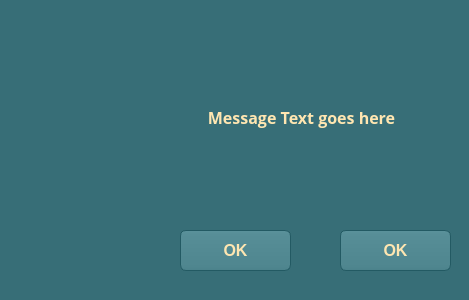
Above: WorldEngine/worldengine/dialog.ui from Shando/WorldEngine_UI before the change. Below: the same form after it.
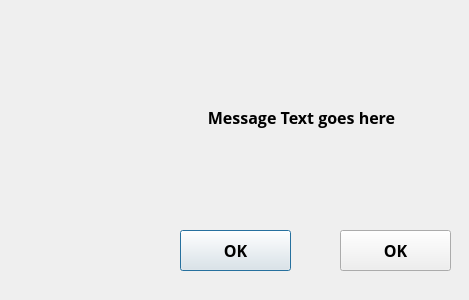
That is the form after the change. Icons and pictures are not drawn.

```diff
--- a/WorldEngine/worldengine/dialog.ui
+++ b/WorldEngine/worldengine/dialog.ui
@@ -13,6 +13,12 @@
     <height>300</height>
    </rect>
   </property>
+  <property name="font">
+   <font>
+    <family>Open Sans</family>
+    <pointsize>12</pointsize>
+   </font>
+  </property>
   <property name="windowTitle">
    <string>Worldengine Dialog</string>
   </property>
@@ -21,473 +27,7 @@
     <normaloff>Images/icon.png</normaloff>Images/icon.png</iconset>
   </property>
   <property name="styleSheet">
-   <string notr="true">QToolTip
-{
-     border: 1px solid black;
-     background-color: #FF9930;
-     padding: 1px;
-     border-radius: 3px;
-     opacity: 100;
-}
-
-QWidget
-{
-    color: #FFE6B1;
-    background-color: #376E77;
-}
-
-QLabel
-{
-    background-color: transparent;
-}
-
-QWidget:item:hover
-{
-    background-color: QLinearGradient( x1: 0, y1: 0, x2: 0, y2: 1, stop: 0 #FF9930, stop: 1 #942610);
-    color: #000000;
-}
-
-QWidget:item:selected
-{
-    background-color: QLinearGradient( x1: 0, y1: 0, x2: 0, y2: 1, stop: 0 #FF9930, stop: 1 #452102);
-}
-
-QMenuBar::item
-{
-    background: transparent;
-}
-
-QMenuBar::item:selected
-{
-    background: transparent;
-    border: 1px solid #FFE6B1;
-}
-
-QMenuBar::item:pressed
-{
-    background: #498089;
-    border: 1px solid #000;
-    background-color: QLinearGradient(
-        x1:0, y1:0,
-        x2:0, y2:1,
-        stop:1 #265D66,
-        stop:0.4 #397079/*,
-        stop:0.2 #397079,
-        stop:0.1 #FFE6B1*/
-    );
-    margin-bottom:-1px;
-    padding-bottom:1px;
-}
-
-QMenu
-{
-    border: 1px solid #000;
-}
-
-QMenu::item
-{
-    padding: 2px 20px 2px 20px;
-}
-
-QMenu::item:selected
-{
-    color: #000000;
-}
-
-QWidget:disabled
-{
-    color: #457C85;
-    background-color: #376E77;
-}
-
-QAbstractItemView
-{
-    background-color: QLinearGradient( x1: 0, y1: 0, x2: 0, y2: 1, stop: 0 #528992, stop: 0.1 #689FA8, stop: 1 #6299A2);
-}
-
-QWidget:focus
-{
-    /*border: 2px solid QLinearGradient( x1: 0, y1: 0, x2: 0, y2: 1, stop: 0 #FF9930, stop: 1 #452102);*/
-}
-
-QLineEdit
-{
-    background-color: QLinearGradient( x1: 0, y1: 0, x2: 0, y2: 1, stop: 0 #528992, stop: 0 #689FA8, stop: 1 #6299A2);
-    padding: 1px;
-    border-style: solid;
-    border: 1px solid #235A63;
-    border-radius: 5;
-}
-
-QPushButton
-{
-    color: #FFE6B1;
-    background-color: QLinearGradient( x1: 0, y1: 0, x2: 0, y2: 1, stop: 0 #5B929B, stop: 0.1 #578E97, stop: 0.5 #538A93, stop: 0.9 #4F868F, stop: 1 #4B828B);
-    border-width: 1px;
-    border-color: #235A63;
-    border-style: solid;
-    border-radius: 6;
-    padding: 3px;
-    font-size: 16px;
-    font-weight: bold;
-    padding-left: 5px;
-    padding-right: 5px;
-}
-
-QPushButton:pressed
-{
-    background-color: QLinearGradient( x1: 0, y1: 0, x2: 0, y2: 1, stop: 0 #326972, stop: 0.1 #306770, stop: 0.5 #2E656E, stop: 0.9 #2D646D, stop: 1 #2A616A);
-}
-
-QComboBox
-{
-    selection-background-color: #FFE6B1;
-    background-color: QLinearGradient( x1: 0, y1: 0, x2: 0, y2: 1, stop: 0 #5B929B, stop: 0.1 #578E97, stop: 0.5 #538A93, stop: 0.9 #4F868F, stop: 1 #4B828B);
-    border-style: solid;
-    border: 1px solid #235A63;
-    border-radius: 5;
-}
-
-QComboBox:hover,QPushButton:hover
-{
-/*    border: 2px solid QLinearGradient( x1: 0, y1: 0, x2: 0, y2: 1, stop: 0 #FF9930, stop: 1 #452102);*/
-    background-color: QLinearGradient( x1: 0, y1: 0, x2: 0, y2: 1, stop: 0 #FF9930, stop: 1 #942610);
-}
-
-
-QComboBox:on
-{
-    padding-top: 3px;
-    padding-left: 4px;
-    background-color: QLinearGradient( x1: 0, y1: 0, x2: 0, y2: 1, stop: 0 #326972, stop: 0.1 #306770, stop: 0.5 #2E656E, stop: 0.9 #2D646D, stop: 1 #2A616A);
-    selection-background-color: #FFE6B1;
-}
-
-QComboBox QAbstractItemView
-{
-    border: 2px solid darkgray;
-    selection-background-color: QLinearGradient( x1: 0, y1: 0, x2: 0, y2: 1, stop: 0 #FF9930, stop: 1 #452102);
-}
-
-QComboBox::drop-down
-{
-     subcontrol-origin: padding;
-     subcontrol-position: top right;
-     width: 15px;
-
-     border-left-width: 0px;
-     border-left-color: darkgray;
-     border-left-style: solid; /* just a single line */
-     border-top-right-radius: 3px; /* same radius as the QComboBox */
-     border-bottom-right-radius: 3px;
- }
-
-QComboBox::down-arrow
-{
-     image: url(:/down_arrow.png);
-}
-
-QGroupBox:focus
-{
-border: 2px solid QLinearGradient( x1: 0, y1: 0, x2: 0, y2: 1, stop: 0 #FF9930, stop: 1 #452102);
-}
-
-QTextEdit:focus
-{
-    border: 2px solid QLinearGradient( x1: 0, y1: 0, x2: 0, y2: 1, stop: 0 #FF9930, stop: 1 #452102);
-}
-
-QScrollBar:horizontal {
-     border: 1px solid #275E67;
-     background: QLinearGradient( x1: 0, y1: 0, x2: 0, y2: 1, stop: 0.0 #174E57, stop: 0.2 #2D646D, stop: 1 #4D828D);
-     height: 7px;
-     margin: 0px 16px 0 16px;
-}
-
-QScrollBar::handle:horizontal
-{
-      background: QLinearGradient( x1: 0, y1: 0, x2: 1, y2: 0, stop: 0 #FF9930, stop: 0.5 #452102, stop: 1 #FF9930);
-      min-height: 20px;
-      border-radius: 2px;
-}
-
-QScrollBar::add-line:horizontal {
-      border: 1px solid #20575E;
-      border-radius: 2px;
-      background: QLinearGradient( x1: 0, y1: 0, x2: 1, y2: 0, stop: 0 #FF9930, stop: 1 #452102);
-      width: 14px;
-      subcontrol-position: right;
-      subcontrol-origin: margin;
-}
-
-QScrollBar::sub-line:horizontal {
-      border: 1px solid #20575E;
-      border-radius: 2px;
-      background: QLinearGradient( x1: 0, y1: 0, x2: 1, y2: 0, stop: 0 #FF9930, stop: 1 #452102);
-      width: 14px;
-     subcontrol-position: left;
-     subcontrol-origin: margin;
-}
-
-QScrollBar::right-arrow:horizontal, QScrollBar::left-arrow:horizontal
-{
-      border: 1px solid black;
-      width: 1px;
-      height: 1px;
-      background: white;
-}
-
-QScrollBar::add-page:horizontal, QScrollBar::sub-page:horizontal
-{
-      background: none;
-}
-
-QScrollBar:vertical
-{
-      background: QLinearGradient( x1: 0, y1: 0, x2: 1, y2: 0, stop: 0.0 #174E57, stop: 0.2 #2D646D, stop: 1 #4D828D);
-      width: 7px;
-      margin: 16px 0 16px 0;
-      border: 1px solid #275E67;
-}
-
-QScrollBar::handle:vertical
-{
-      background: QLinearGradient( x1: 0, y1: 0, x2: 0, y2: 1, stop: 0 #FF9930, stop: 0.5 #452102, stop: 1 #FF9930);
-      min-height: 20px;
-      border-radius: 2px;
-}
-
-QScrollBar::add-line:vertical
-{
-      border: 1px solid #20575E;
-      border-radius: 2px;
-      background: QLinearGradient( x1: 0, y1: 0, x2: 0, y2: 1, stop: 0 #FF9930, stop: 1 #452102);
-      height: 14px;
-      subcontrol-position: bottom;
-      subcontrol-origin: margin;
-}
-
-QScrollBar::sub-line:vertical
-{
-      border: 1px solid #20575E;
-      border-radius: 2px;
-      background: QLinearGradient( x1: 0, y1: 0, x2: 0, y2: 1, stop: 0 #452102, stop: 1 #FF9930);
-      height: 14px;
-      subcontrol-position: top;
-      subcontrol-origin: margin;
-}
-
-QScrollBar::up-arrow:vertical, QScrollBar::down-arrow:vertical
-{
-      border: 1px solid black;
-      width: 1px;
-      height: 1px;
-      background: white;
-}
-
-
-QScrollBar::add-page:vertical, QScrollBar::sub-page:vertical
-{
-      background: none;
-}
-
-QTextEdit
-{
-    background-color: #296069;
-}
-
-QPlainTextEdit
-{
-    background-color: #296069;
-}
-
-QHeaderView::section
-{
-    background-color: QLinearGradient(x1:0, y1:0, x2:0, y2:1, stop:0 #669DA6, stop: 0.5 #558C95, stop: 0.6 #487F88, stop:1 #69A0A9);
-    color: white;
-    padding-left: 4px;
-    border: 1px solid #70A7B0;
-}
-
-QCheckBox:disabled
-{
-color: #467D86;
-}
-
-QDockWidget::title
-{
-    text-align: center;
-    spacing: 3px; /* spacing between items in the tool bar */
-    background-color: QLinearGradient(x1:0, y1:0, x2:0, y2:1, stop:0 #376E77, stop: 0.5 #296069, stop:1 #376E77);
-}
-
-QDockWidget::close-button, QDockWidget::float-button
-{
-    text-align: center;
-    spacing: 1px; /* spacing between items in the tool bar */
-    background-color: QLinearGradient(x1:0, y1:0, x2:0, y2:1, stop:0 #376E77, stop: 0.5 #296069, stop:1 #376E77);
-}
-
-QDockWidget::close-button:hover, QDockWidget::float-button:hover
-{
-    background: #296069;
-}
-
-QDockWidget::close-button:pressed, QDockWidget::float-button:pressed
-{
-    padding: 1px -1px -1px 1px;
-}
-
-QMainWindow::separator
-{
-    background-color: QLinearGradient(x1:0, y1:0, x2:0, y2:1, stop:0 #1B525B, stop: 0.5 #1A515A, stop: 0.6 #265D66, stop:1 #397079);
-    color: white;
-    padding-left: 4px;
-    border: 1px solid #518891;
-    spacing: 3px; /* spacing between items in the tool bar */
-}
-
-QMainWindow::separator:hover
-{
-
-    background-color: QLinearGradient(x1:0, y1:0, x2:0, y2:1, stop:0 #452102, stop:0.5 #b56c17 stop:1 #FF9930);
-    color: white;
-    padding-left: 4px;
-    border: 1px solid #70A7B0;
-    spacing: 3px; /* spacing between items in the tool bar */
-}
-
-QToolBar::handle
-{
-     spacing: 3px; /* spacing between items in the tool bar */
-     background: url(:/images/handle.png);
-}
-
-QMenu::separator
-{
-    height: 2px;
-    background-color: QLinearGradient(x1:0, y1:0, x2:0, y2:1, stop:0 #1B525B, stop: 0.5 #1A515A, stop: 0.6 #265D66, stop:1 #397079);
-    color: white;
-    padding-left: 4px;
-    margin-left: 10px;
-    margin-right: 5px;
-}
-
-QProgressBar
-{
-    border: 2px solid grey;
-    border-radius: 5px;
-    text-align: center;
-}
-
-QProgressBar::chunk
-{
-    background-color: #452102;
-    width: 2.15px;
-    margin: 0.5px;
-}
-
-QTabBar::tab {
-    color: #452102;
-    border: 1px solid #498089;
-    border-bottom-style: none;
-    background-color: #376E77;
-    padding-left: 10px;
-    padding-right: 10px;
-    padding-top: 3px;
-    padding-bottom: 2px;
-    margin-right: -1px;
-}
-
-QTabWidget::pane {
-    border: 1px solid #498089;
-    top: 1px;
-}
-
-QTabBar::tab:last
-{
-    margin-right: 0; /* the last selected tab has nothing to overlap with on the right */
-    border-top-right-radius: 3px;
-}
-
-QTabBar::tab:first:!selected
-{
- margin-left: 0px; /* the last selected tab has nothing to overlap with on the right */
-
-
-    border-top-left-radius: 3px;
-}
-
-QTabBar::tab:!selected
-{
-    color: #452102;
-    border-bottom-style: solid;
-    margin-top: 3px;
-    background-color: QLinearGradient(x1:0, y1:0, x2:0, y2:1, stop:1 #265D66, stop:.4 #397079);
-}
-
-QTabBar::tab:selected
-{
-    border-top-left-radius: 3px;
-    border-top-right-radius: 3px;
-    margin-bottom: 0px;
-}
-
-QTabBar::tab:!selected:hover
-{
-    /*border-top: 2px solid #FFE6B1;
-    padding-bottom: 3px;*/
-    border-top-left-radius: 3px;
-    border-top-right-radius: 3px;
-    background-color: QLinearGradient(x1:0, y1:0, x2:0, y2:1, stop:1 #265D66, stop:0.4 #397079, stop:0.2 #397079, stop:0.1 #FFE6B1);
-}
-
-QRadioButton::indicator:checked, QRadioButton::indicator:unchecked{
-    color: #452102;
-    background-color: #376E77;
-    border: 1px solid #452102;
-    border-radius: 6px;
-}
-
-QRadioButton::indicator:checked
-{
-    background-color: qradialgradient(
-        cx: 0.5, cy: 0.5,
-        fx: 0.5, fy: 0.5,
-        radius: 1.0,
-        stop: 0.25 #FFE6B1,
-        stop: 0.3 #376E77
-    );
-}
-
-QCheckBox::indicator{
-    color: #452102;
-    background-color: #376E77;
-    border: 1px solid #452102;
-    width: 9px;
-    height: 9px;
-}
-
-QRadioButton::indicator
-{
-    border-radius: 6px;
-}
-
-QRadioButton::indicator:hover, QCheckBox::indicator:hover
-{
-    border: 1px solid #FFE6B1;
-}
-
-QCheckBox::indicator:checked
-{
-    image:url(:/images/checkbox.png);
-}
-
-QCheckBox::indicator:disabled, QRadioButton::indicator:disabled
-{
-    border: 1px solid #498089;
-}
-</string>
+   <string notr="true"/>
   </property>
   <property name="modal">
    <bool>true</bool>
@@ -501,6 +41,14 @@
      <height>41</height>
     </rect>
    </property>
+   <property name="font">
+    <font>
+     <family>Open Sans</family>
+     <pointsize>12</pointsize>
+     <weight>75</weight>
+     <bold>true</bold>
+    </font>
+   </property>
    <property name="text">
     <string>OK</string>
    </property>
@@ -560,6 +108,14 @@
      <height>41</height>
     </rect>
    </property>
+   <property name="font">
+    <font>
+     <family>Open Sans</family>
+     <pointsize>12</pointsize>
+     <weight>75</weight>
+     <bold>true</bold>
+    </font>
+   </property>
    <property name="text">
     <string>OK</string>
    </property>
```
Left out of the diff: 4 changed lines with no effect on the pictures.
